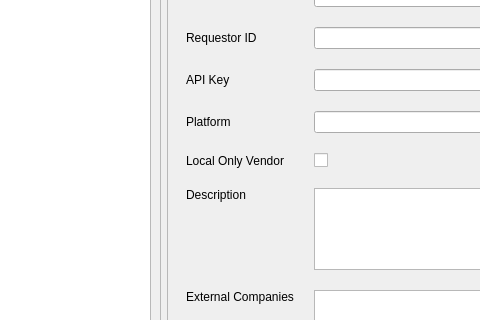
Old version of the form ui/ManageVendorsTab.ui in the repository CS-4820-Library-Project/COUNTER-5-Report-Tool-2020-5.0; both pictures show x 288 to 768 and y 221 to 541 of the 903 by 670 pixel window.
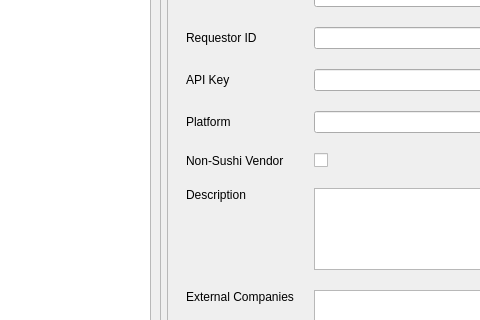
New version of the form. Icons and pictures are not drawn.

```diff
--- a/ui/ManageVendorsTab.ui
+++ b/ui/ManageVendorsTab.ui
@@ -225,7 +225,7 @@
             <item row="10" column="0">
              <widget class="QLabel" name="label_39">
               <property name="text">
-               <string>Local Only Vendor</string>
+               <string>Non-Sushi Vendor</string>
               </property>
              </widget>
             </item>
```
Left out of the diff: 4 changed lines with no effect on the pictures.
